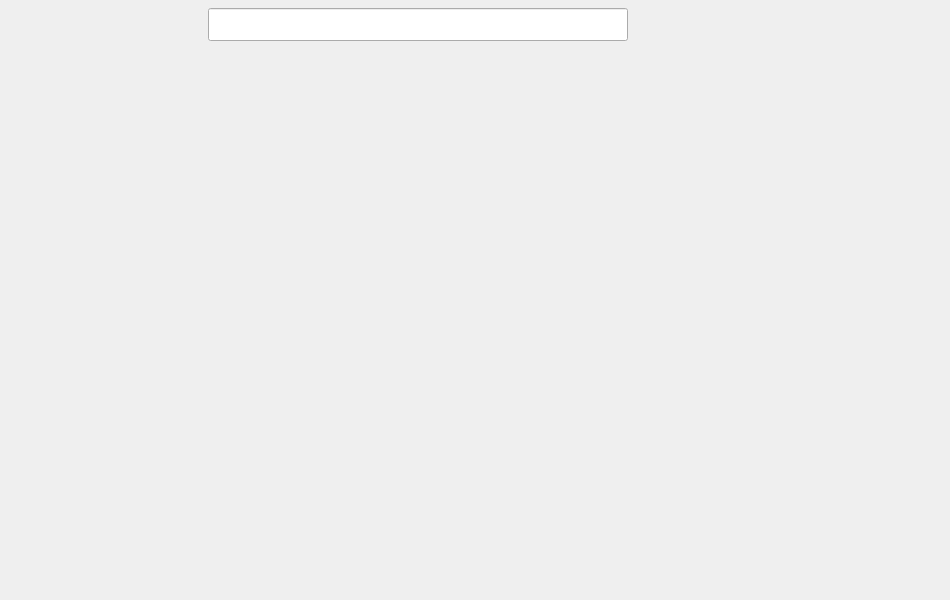
Before: the Qt Designer form mainwindow.ui in WangQuanLiu/WeCloud, drawn with Qt 5.
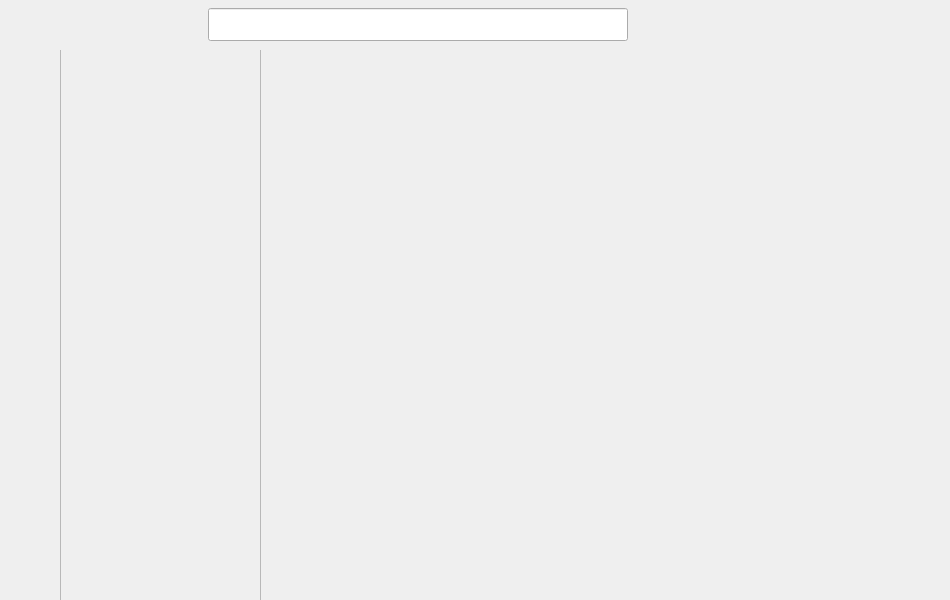
After: the same form once the commit is applied.

What changed in the file:
```diff
--- a/mainwindow.ui
+++ b/mainwindow.ui
@@ -328,13 +328,37 @@
          <x>60</x>
          <y>0</y>
          <width>881</width>
-         <height>541</height>
+         <height>551</height>
         </rect>
        </property>
        <property name="currentIndex">
         <number>0</number>
        </property>
-       <widget class="QWidget" name="pageMessage"/>
+       <widget class="QWidget" name="pageMessage">
+        <widget class="QScrollArea" name="scrollArea">
+         <property name="geometry">
+          <rect>
+           <x>0</x>
+           <y>-10</y>
+           <width>201</width>
+           <height>571</height>
+          </rect>
+         </property>
+         <property name="widgetResizable">
+          <bool>true</bool>
+         </property>
+         <widget class="QWidget" name="scrollAreaWidgetContents">
+          <property name="geometry">
+           <rect>
+            <x>0</x>
+            <y>0</y>
+            <width>199</width>
+            <height>569</height>
+           </rect>
+          </property>
+         </widget>
+        </widget>
+       </widget>
        <widget class="QWidget" name="pageContact"/>
       </widget>
       <widget class="QWidget" name="widgetLeft" native="true">
```
